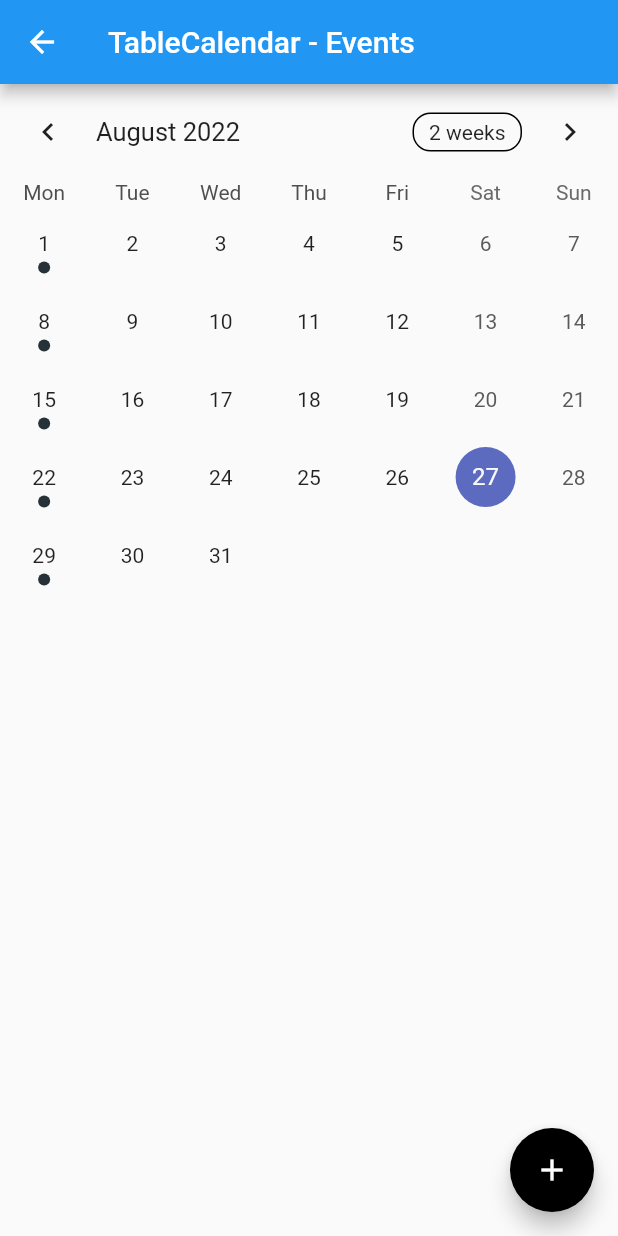
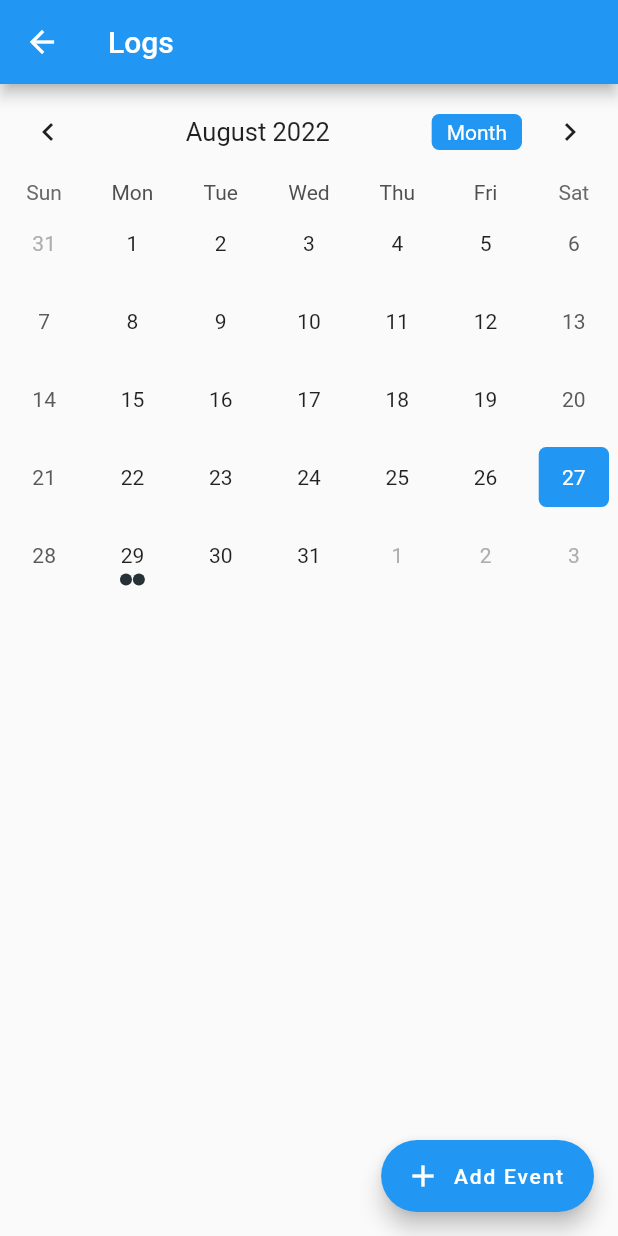
Before and after one commit to DanielCanada/thesisNiManghod, a Flutter app: the CalendarPage screen opened directly, after a tap on "Events", on a phone screen of 412 x 824 dp. Run offline on Flutter 3.47's test engine with Material 2 defaults, Android fonts, the light colour scheme and no system bars; drawn by our look-alikes of table_calendar; our stand-ins replace cloud_firestore, firebase_auth, firebase_core, google_fonts, lottie, shared_preferences and 1 more; missing offline and left inert: day_night_time_picker, day_picker, flutter_advanced_calendar; accounts and stored records are empty; project files that could hold a hidden picture were left out.

```diff
--- a/pill_case_timer_app/lib/pages/about.dart
+++ b/pill_case_timer_app/lib/pages/about.dart
@@ -28,7 +28,7 @@ class _MyWidgetState extends State<AboutPage> {
           color: Colors.black, //change your color here
         ),
         title: Text(
-          "About",
+          "Settings",
           style: GoogleFonts.amaticSc(textStyle: pageTitleFont),
         ),
         backgroundColor: Colors.transparent,
--- /dev/null
+++ b/pill_case_timer_app/lib/pages/calendar/calendar_events.dart
@@ -0,0 +1,171 @@
+import 'package:flutter/material.dart';
+import 'package:pill_case_timer_app/pages/calendar/event.dart';
+import 'package:table_calendar/table_calendar.dart';
+
+class Calendar extends StatefulWidget {
+  @override
+  _CalendarState createState() => _CalendarState();
+}
+
+class _CalendarState extends State<Calendar> {
+  late Map<DateTime, List<Event>> selectedEvents;
+  CalendarFormat format = CalendarFormat.month;
+  DateTime selectedDay = DateTime.now();
+  DateTime focusedDay = DateTime.now();
+  DateTime tempDay = DateTime(2022, 08, 29).toUtc();
+
+  TextEditingController _eventController = TextEditingController();
+
+  @override
+  void initState() {
+    selectedEvents = {};
+    super.initState();
+  }
+
+  List<Event> _getEventsfromDay(DateTime date) {
+    selectedEvents.addAll({
+      tempDay: [
+        Event(title: 'Today\'s Event 1'),
+        Event(title: 'Today\'s Event 2'),
+      ],
+    });
+    return selectedEvents[date] ?? [];
+  }
+
+  @override
+  void dispose() {
+    _eventController.dispose();
+    super.dispose();
+  }
+
+  @override
+  Widget build(BuildContext context) {
+    return Scaffold(
+      appBar: AppBar(
+        title: const Text("Logs"),
+      ),
+      body: Column(
+        children: [
+          TableCalendar(
+            focusedDay: selectedDay,
+            firstDay: DateTime(2022, 07, 01),
+            lastDay: DateTime(2050),
+            calendarFormat: format,
+            onFormatChanged: (CalendarFormat _format) {
+              setState(() {
+                format = _format;
+              });
+            },
+            startingDayOfWeek: StartingDayOfWeek.sunday,
+            daysOfWeekVisible: true,
+
+            //Day Changed
+            onDaySelected: (DateTime selectDay, DateTime focusDay) {
+              setState(() {
+                selectedDay = selectDay;
+                focusedDay = focusDay;
+              });
+              print(focusedDay);
+            },
+            selectedDayPredicate: (DateTime date) {
+              return isSameDay(selectedDay, date);
+            },
+
+            eventLoader: _getEventsfromDay,
+
+            //To style the Calendar
+            calendarStyle: CalendarStyle(
+              isTodayHighlighted: true,
+              selectedDecoration: BoxDecoration(
+                color: Colors.blue,
+                shape: BoxShape.rectangle,
+                borderRadius: BorderRadius.circular(5.0),
+              ),
+              selectedTextStyle: const TextStyle(color: Colors.white),
+              todayDecoration: BoxDecoration(
+                color: Colors.purpleAccent,
+                shape: BoxShape.rectangle,
+                borderRadius: BorderRadius.circular(5.0),
+              ),
+              defaultDecoration: BoxDecoration(
+                shape: BoxShape.rectangle,
+                borderRadius: BorderRadius.circular(5.0),
+              ),
+              weekendDecoration: BoxDecoration(
+                shape: BoxShape.rectangle,
+                borderRadius: BorderRadius.circular(5.0),
+              ),
+            ),
+            headerStyle: HeaderStyle(
+              formatButtonVisible: true,
+              titleCentered: true,
+              formatButtonShowsNext: false,
+              formatButtonDecoration: BoxDecoration(
+                color: Colors.blue,
+                borderRadius: BorderRadius.circular(5.0),
+              ),
+              formatButtonTextStyle: const TextStyle(
+                color: Colors.white,
+              ),
+            ),
+          ),
+          ..._getEventsfromDay(selectedDay).map(
+            (Event event) => Padding(
+              padding: const EdgeInsets.all(8.0),
+              child: ListTile(
+                tileColor: Colors.blue,
+                title: Text(
+                  event.title,
+                ),
+              ),
+            ),
+          ),
+        ],
+      ),
+      floatingActionButton: FloatingActionButton.extended(
+        onPressed: () => showDialog(
+          context: context,
+          builder: (context) => AlertDialog(
+            title: const Text("Add Event"),
+            content: TextFormField(
+              controller: _eventController,
+            ),
+            actions: [
+              TextButton(
+                child: const Text("Cancel"),
+                onPressed: () => Navigator.pop(context),
+              ),
+              TextButton(
+                child: const Text("Ok"),
+                onPressed: () {
+                  if (_eventController.text.isEmpty) {
+                  } else {
+                    if (selectedEvents[selectedDay] != null) {
+                      selectedEvents[selectedDay]?.add(
+                        Event(title: _eventController.text),
+                      );
+                      selectedEvents[tempDay]?.add(
+                        Event(title: "New Event"),
+                      );
+                    } else {
+                      selectedEvents[selectedDay] = [
+                        Event(title: _eventController.text)
+                      ];
+                      selectedEvents[tempDay] = [Event(title: "New Event")];
+                    }
+                  }
+                  Navigator.pop(context);
+                  _eventController.clear();
+                  setState(() {});
+                  return;
+                },
+              ),
+            ],
+          ),
+        ),
+        label: const Text("Add Event"),
+        icon: const Icon(Icons.add),
+      ),
+    );
+  }
+}
--- a/pill_case_timer_app/lib/pages/calendar/calendar_example.dart
+++ b/pill_case_timer_app/lib/pages/calendar/calendar_example.dart
@@ -2,9 +2,8 @@
 // SPDX-License-Identifier: Apache-2.0
 
 import 'package:flutter/material.dart';
+import 'package:pill_case_timer_app/pages/calendar/utils.dart';
 import 'package:table_calendar/table_calendar.dart';
-
-import '../../utils.dart';
 
 class TableEventsExample extends StatefulWidget {
   const TableEventsExample({Key? key}) : super(key: key);
@@ -33,7 +32,6 @@ class _TableEventsExampleState extends State<TableEventsExample> {
 
     _events = {};
     _selectedEvents2 = [];
-
     _selectedDay = _focusedDay;
     _selectedEvents = ValueNotifier(_getEventsForDay(_selectedDay!));
   }
--- /dev/null
+++ b/pill_case_timer_app/lib/pages/calendar/event.dart
@@ -0,0 +1,8 @@
+import 'package:flutter/foundation.dart';
+
+class Event {
+  final String title;
+  Event({required this.title});
+
+  String toString() => this.title;
+}
--- a/pill_case_timer_app/lib/pages/calendar/show_calendar.dart
+++ b/pill_case_timer_app/lib/pages/calendar/show_calendar.dart
@@ -1,6 +1,7 @@
 import 'package:flutter/material.dart';
 import 'package:flutter_advanced_calendar/flutter_advanced_calendar.dart';
 import 'package:intl/date_symbol_data_local.dart';
+import 'package:pill_case_timer_app/pages/calendar/calendar_events.dart';
 import 'package:pill_case_timer_app/pages/calendar/calendar_example.dart';
 
 class CalendarPage extends StatefulWidget {
@@ -20,7 +21,7 @@ class _MyHomePageState extends State<CalendarPage> {
             child: const Text('Events'),
             onPressed: () => Navigator.push(
               context,
-              MaterialPageRoute(builder: (_) => TableEventsExample()),
+              MaterialPageRoute(builder: (_) => Calendar()),
             ),
           ),
           const SizedBox(height: 20.0),
--- a/pill_case_timer_app/lib/utils.dart
+++ b/pill_case_timer_app/lib/pages/calendar/utils.dart
@@ -21,12 +21,18 @@ class Event {
 final kEvents = LinkedHashMap<DateTime, List<Event>>(
   equals: isSameDay,
   hashCode: getHashCode,
-);
+)..addAll(_kEventSource);
 
-// final _kEventSource = Map.fromIterable(List.generate(20, (index) => index),
-//     key: (item) => DateTime.utc(kFirstDay.year, kFirstDay.month, item * 5),
-//     value: (item) => List.generate(
-//         item % 4 + 1, (index) => Event('Event $item | ${index + 1}')));
+final _kEventSource = Map.fromIterable(List.generate(50, (index) => index),
+    key: (item) => DateTime.utc(kFirstDay.year, kFirstDay.month, item * 5),
+    value: (item) => List.generate(
+        item % 4 + 1, (index) => Event('Event $item | ${index + 1}')))
+  ..addAll({
+    kToday: [
+      Event('Today\'s Event 1'),
+      Event('Today\'s Event 2'),
+    ],
+  });
 
 int getHashCode(DateTime key) {
   return key.day * 1000000 + key.month * 10000 + key.year;
@@ -42,5 +48,5 @@ List<DateTime> daysInRange(DateTime first, DateTime last) {
 }
 
 final kToday = DateTime.now();
-final kFirstDay = DateTime(kToday.year, kToday.month - 2, kToday.day);
+final kFirstDay = DateTime(kToday.year, kToday.month - 3, kToday.day);
 final kLastDay = DateTime(kToday.year, kToday.month + 3, kToday.day);
--- a/pill_case_timer_app/pubspec.yaml
+++ b/pill_case_timer_app/pubspec.yaml
@@ -31,8 +31,13 @@ dependencies:
     sdk: flutter
 
   google_fonts: ^3.0.1
+
+  # time
+  day_night_time_picker: ^1.1.2
   day_picker: ^2.1.1
   intl: ^0.17.0
+
+  #images and UI
   lottie: ^1.4.1
   smooth_page_indicator: ^1.0.0+2
 
```
Also changed, not shown: pill_case_timer_app/lib/pages/add_schedule.dart (+54 -32 lines), pill_case_timer_app/lib/pages/edit_schedule.dart (+61 -45 lines), pill_case_timer_app/lib/pages/main_page.dart (+68 -21 lines), pill_case_timer_app/pubspec.lock.
